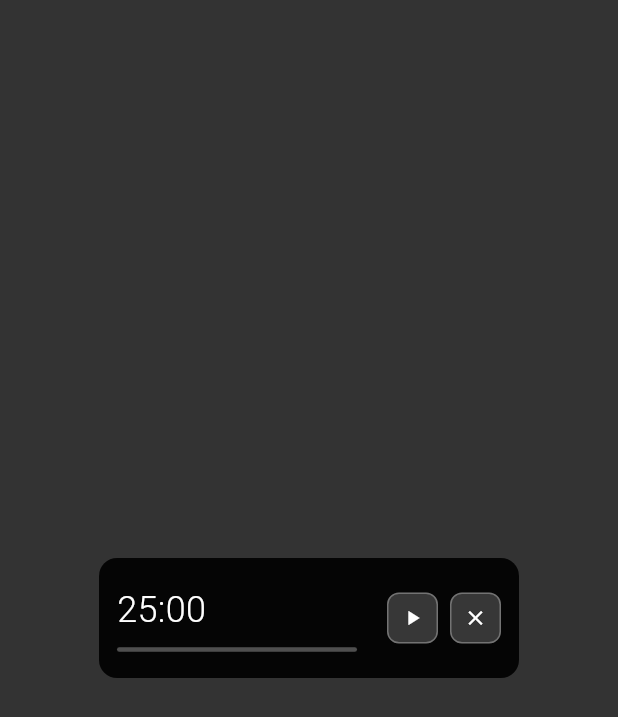
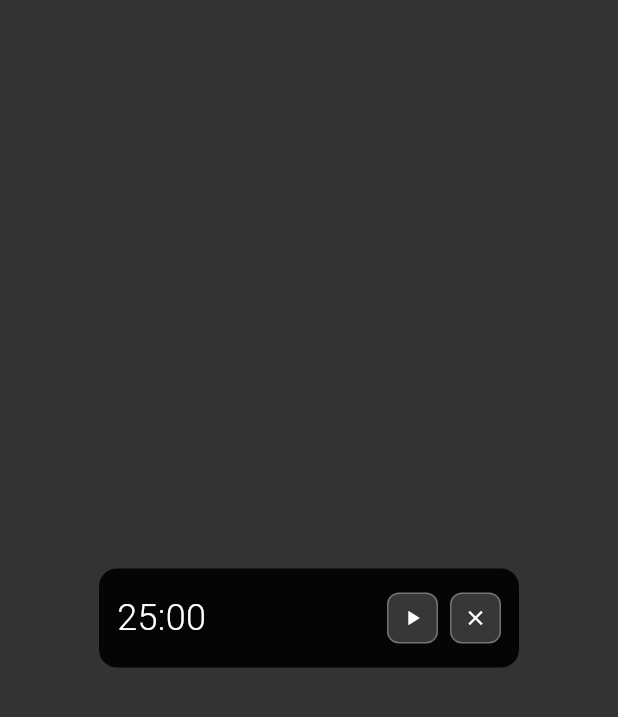
Before and after one commit to asad-shaik-md/ZenTick, a Flutter app: the FocusTimerView screen opened directly, on a phone screen of 412 x 824 dp. Shown: the top 717 px of the screen. Run offline on Flutter 3.47's test engine with Material 3 defaults, Android fonts, the phone set to English and light mode, and no system bars; our stand-ins replace audioplayers; missing offline and left inert: window_manager; Roboto replaces fonts that are missing (SF Pro Display); statements that could not run were skipped.

Commit message:
fix: Adjust focus window size and update timer view height

```diff
--- a/lib/services/window_service.dart
+++ b/lib/services/window_service.dart
@@ -3,7 +3,7 @@ import 'package:window_manager/window_manager.dart';
 
 class WindowService {
   static const Size mainWindowSize = Size(400, 500);
-  static const Size focusWindowSize = Size(300, 100);
+  static const Size focusWindowSize = Size(300, 86);
   static const Offset focusWindowOffset = Offset(50, 50); // Bottom-left positioning
 
   static Future<void> initializeMainWindow() async {
--- a/lib/widgets/focus_timer_view.dart
+++ b/lib/widgets/focus_timer_view.dart
@@ -15,7 +15,7 @@ class FocusTimerView extends StatelessWidget {
           return Center(
             child: Container(
               width: 280,
-              height: 80,
+              height: 66,
               padding: const EdgeInsets.all(12),
               decoration: BoxDecoration(
                 color: Colors.black.withValues(alpha: 0.9),
@@ -23,7 +23,7 @@ class FocusTimerView extends StatelessWidget {
               ),
               child: Row(
                 children: [
-                  // Left side: Timer and progress bar
+                  // Left side: Timer only (no progress bar)
                   Expanded(
                     child: Column(
                       mainAxisAlignment: MainAxisAlignment.center,
@@ -37,28 +37,6 @@ class FocusTimerView extends StatelessWidget {
                             fontWeight: FontWeight.w300,
                             color: Colors.white,
                             fontFeatures: [FontFeature.tabularFigures()],
-                          ),
-                        ),
-
-                        const SizedBox(height: 8),
-
-                        // Minimal Progress Bar
-                        Container(
-                          width: 160,
-                          height: 3,
-                          decoration: BoxDecoration(
-                            color: Colors.white.withValues(alpha: 0.3),
-                            borderRadius: BorderRadius.circular(1.5),
-                          ),
-                          child: ClipRRect(
-                            borderRadius: BorderRadius.circular(1.5),
-                            child: LinearProgressIndicator(
-                              value: timerState.progress,
-                              backgroundColor: Colors.transparent,
-                              valueColor: AlwaysStoppedAnimation<Color>(
-                                timerState.isFinished ? Colors.green : Colors.orange,
-                              ),
-                            ),
                           ),
                         ),
                       ],
```
